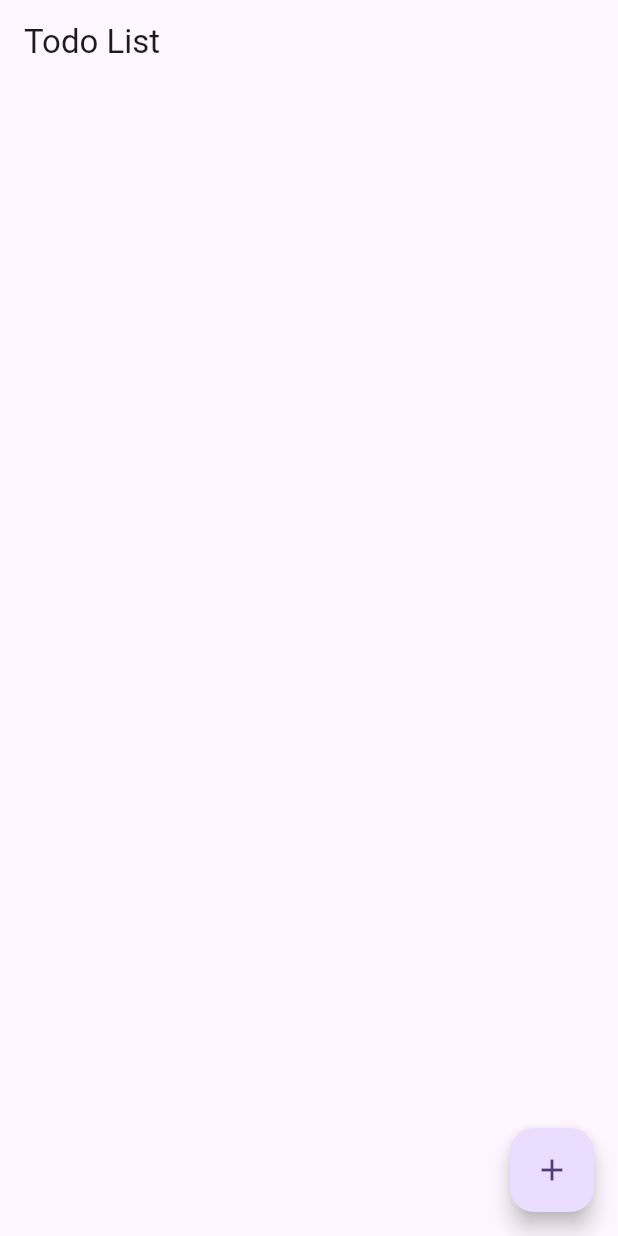
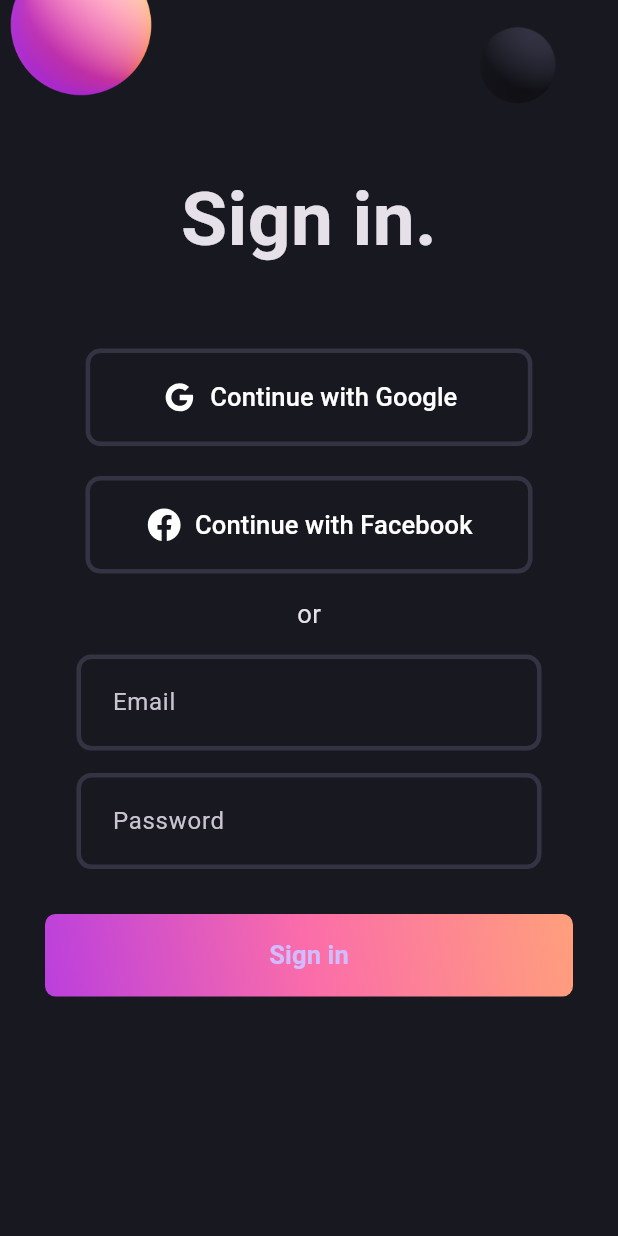
Before and after one commit to Schumipres/note_app, a Flutter app: the screen it shows after launch, on a phone screen of 412 x 824 dp. Run offline on Flutter 3.47's test engine with Material 3 defaults, Android fonts, the phone set to English and light mode, and no system bars; our stand-ins replace flutter_bloc, flutter_svg.

Commit message:
init login part

```diff
--- /dev/null
+++ b/devtools_options.yaml
@@ -0,0 +1 @@
+extensions:
--- /dev/null
+++ b/lib/bloc/auth_bloc.dart
@@ -0,0 +1,68 @@
+import 'package:flutter/material.dart';
+import 'package:flutter_bloc/flutter_bloc.dart';
+
+part 'auth_event.dart';
+part 'auth_state.dart';
+
+class AuthBloc extends Bloc<AuthEvent, AuthState> {
+  AuthBloc() : super(AuthInitial()) {
+    on<AuthLoginRequested>(_onAuthLoginRequested);
+    on<AuthLogoutRequested>(_onAuthLogoutRequested);
+  }
+
+  // @override
+  // void onChange(Change<AuthState> change) {
+  //   super.onChange(change);
+  //   print('AuthBloc - Change - $change');
+  // }
+
+  // @override
+  // void onTransition(Transition<AuthEvent, AuthState> transition) {
+  //   super.onTransition(transition);
+  //   print('AuthBloc - Transition - $transition');
+  // }
+
+  void _onAuthLoginRequested(
+      AuthLoginRequested event, Emitter<AuthState> emit) async {
+    emit(AuthLoading());
+    try {
+      final email = event.email;
+      final password = event.password;
+
+      // Email validation using regex
+      final emailRegex = RegExp(r'^[\w-\.]+@([\w-]+\.)+[\w-]{2,4}$');
+      if (!emailRegex.hasMatch(email)) {
+        emit(AuthFailure(error: 'Invalid email address.'));
+        return;
+      }
+      // Password validation
+      if (password.length < 6) {
+        emit(
+            AuthFailure(error: 'Password must be at least 6 characters long.'));
+        return;
+      }
+
+      // Simulate network request
+      await Future.delayed(const Duration(seconds: 1), () {
+        emit(AuthSuccess(uid: '$email-$password'));
+        return;
+      });
+    } catch (e) {
+      emit(AuthFailure(error: e.toString()));
+    }
+  }
+
+  void _onAuthLogoutRequested(
+      AuthLogoutRequested event, Emitter<AuthState> emit) async {
+    emit(AuthLoading());
+    try {
+      // Simulate network request
+      await Future.delayed(const Duration(seconds: 1), () {
+        emit(AuthInitial());
+        return;
+      });
+    } catch (e) {
+      emit(AuthFailure(error: e.toString()));
+    }
+  }
+}
--- /dev/null
+++ b/lib/bloc/auth_event.dart
@@ -0,0 +1,13 @@
+part of 'auth_bloc.dart';
+
+@immutable
+sealed class AuthEvent {}
+
+final class AuthLoginRequested extends AuthEvent {
+  final String email;
+  final String password;
+
+  AuthLoginRequested({required this.email, required this.password});
+}
+
+final class AuthLogoutRequested extends AuthEvent {}
--- /dev/null
+++ b/lib/bloc/auth_state.dart
@@ -0,0 +1,22 @@
+part of 'auth_bloc.dart';
+
+@immutable
+sealed class AuthState {}
+
+final class AuthInitial extends AuthState {}
+
+final class AuthSuccess extends AuthState {
+  // could be a model class
+  final String uid;
+
+  AuthSuccess({required this.uid});
+}
+
+final class AuthFailure extends AuthState {
+  final String error;
+
+  AuthFailure({required this.error});
+}
+
+
+final class AuthLoading extends AuthState {}
--- a/lib/cubit/todo_cubit.dart
+++ /dev/null
@@ -1,33 +0,0 @@
-
-import 'package:flutter_bloc/flutter_bloc.dart';
-import 'package:todo_app/models/todo_model.dart';
-
-class TodoCubit extends Cubit<List<Todo>> {
-  TodoCubit() : super([]);
-
-  void addTodo(String name) {
-    if (name.isEmpty) {
-      addError('Name is empty');
-      return;
-    }
-    final todo = Todo(
-      name: name,
-      createdTime: DateTime.now(),
-    );
-    emit([...state, todo]);
-  }
-
-  // onChange method is called whenever the state of the cubit changes
-  @override
-  void onChange(Change<List<Todo>> change) {
-    super.onChange(change);
-    print('TodoCubit - $change');
-  }
-
-  // onError method is called whenever an error is thrown within the cubit
-  @override
-  void onError(Object error, StackTrace stackTrace) {
-    super.onError(error, stackTrace);
-    print('TodoCubit - $error');
-  }
-}
--- /dev/null
+++ b/lib/login_screen.dart
@@ -0,0 +1,107 @@
+import 'package:flutter/material.dart';
+import 'package:flutter_bloc/flutter_bloc.dart';
+import 'package:todo_app/bloc/auth_bloc.dart';
+import 'package:todo_app/widgets/gradient_button.dart';
+import 'package:todo_app/widgets/login_field.dart';
+import 'package:todo_app/widgets/social_button.dart';
+
+class LoginScreen extends StatefulWidget {
+  const LoginScreen({Key? key}) : super(key: key);
+
+  @override
+  State<LoginScreen> createState() => _LoginScreenState();
+}
+
+class _LoginScreenState extends State<LoginScreen> {
+  final emailController = TextEditingController();
+  final passwordController = TextEditingController();
+
+  @override
+  Widget build(BuildContext context) {
+    return Scaffold(
+      body: BlocConsumer<AuthBloc, AuthState>(
+        listener: (context, state) {
+          if (state is AuthSuccess) {
+            Navigator.of(context).pushReplacementNamed('/home');
+          } else if (state is AuthFailure) {
+            ScaffoldMessenger.of(context).showSnackBar(
+              SnackBar(
+                content: Text(state.error),
+              ),
+            );
+          }
+        },
+        builder: (context, state) {
+          if (state is AuthLoading) {
+            return const Center(
+              child: CircularProgressIndicator(),
+            );
+          }
+          return Column(
+            // mainAxisAlignment: MainAxisAlignment.spaceBetween,
+            children: [
+              Column(
+                children: [
+                  Image.asset('assets/images/signin_balls.png'),
+                ],
+              ),
+              Center(
+                child: Padding(
+                  padding: const EdgeInsets.only(left: 30.0, right: 30.0),
+                  child: Column(
+                    mainAxisAlignment: MainAxisAlignment.end,
+                    children: [
+                      const Text(
+                        'Sign in.',
+                        style: TextStyle(
+                          fontWeight: FontWeight.bold,
+                          fontSize: 50,
+                        ),
+                      ),
+                      const SizedBox(height: 50),
+                      const SocialButton(
+                          iconPath: 'assets/svgs/g_logo.svg',
+                          label: 'Continue with Google'),
+                      const SizedBox(height: 20),
+                      const SocialButton(
+                        iconPath: 'assets/svgs/f_logo.svg',
+                        label: 'Continue with Facebook',
+                        horizontalPadding: 40,
+                      ),
+                      const SizedBox(height: 15),
+                      const Text(
+                        'or',
+                        style: TextStyle(
+                          fontSize: 17,
+                        ),
+                      ),
+                      const SizedBox(height: 15),
+                      LoginField(
+                        hintText: 'Email',
+                        controller: emailController,
+                      ),
+                      const SizedBox(height: 15),
+                      LoginField(
+                        hintText: 'Password',
+                        controller: passwordController,
+                      ),
+                      const SizedBox(height: 30),
+                      GradientButton(
+                        onPressed: () {
+                          context.read<AuthBloc>().add(AuthLoginRequested(
+                                email: emailController.text.trim(),
+                                password: passwordController.text.trim(),
+                              ));
+                        },
+                      ),
+                    ],
+                  ),
+                ),
+              ),
+            ],
+          );
+        },
+      ),
+    );
+  }
+}
--- a/lib/main.dart
+++ b/lib/main.dart
@@ -1,10 +1,13 @@
 import 'package:flutter/material.dart';
 import 'package:flutter_bloc/flutter_bloc.dart';
-import 'package:todo_app/add_todo_page.dart';
-import 'package:todo_app/cubit/todo_cubit.dart';
-import 'package:todo_app/todo_list.dart';
+import 'package:todo_app/app_bloc_observer.dart';
+import 'package:todo_app/bloc/auth_bloc.dart';
+import 'package:todo_app/home_screen.dart';
+import 'package:todo_app/login_screen.dart';
+import 'package:todo_app/palette.dart';
 
 void main() {
+  Bloc.observer = AppBlocObeserver();
   runApp(const MyApp());
 }
 
@@ -14,17 +17,17 @@ class MyApp extends StatelessWidget {
   @override
   Widget build(BuildContext context) {
     return BlocProvider(
-      create: (context) => TodoCubit(),
+      create: (context) => AuthBloc(),
       child: MaterialApp(
+        debugShowCheckedModeBanner: false,
         title: 'Flutter Demo',
-        theme: ThemeData(
-          colorScheme: ColorScheme.fromSeed(seedColor: Colors.deepPurple),
-          useMaterial3: true,
+        theme: ThemeData.dark().copyWith(
+          scaffoldBackgroundColor: Pallete.backgroundColor,
         ),
-        initialRoute: '/',
+        home: const LoginScreen(),
         routes: {
-          '/': (_) => const TodoList(),
-          '/add-todo': (_) => const AddTodoPage(),
+          '/login': (context) => const LoginScreen(),
+          '/home': (context) => const HomeScreen(),
         },
       ),
     );
--- a/lib/models/todo_model.dart
+++ /dev/null
@@ -1,12 +0,0 @@
-class Todo {
-  final String name;
-  final DateTime createdTime;
-
-  Todo({required this.name, required this.createdTime});
-
-  @override
-  String toString() {
-    return 'Todo{name: $name, createdTime: $createdTime}';
-  }
-
-}
--- /dev/null
+++ b/lib/palette.dart
@@ -0,0 +1,10 @@
+import 'package:flutter/material.dart';
+
+class Pallete {
+  static const Color backgroundColor = Color.fromRGBO(24, 24, 32, 1);
+  static const Color gradient1 = Color.fromRGBO(187, 63, 221, 1);
+  static const Color gradient2 = Color.fromRGBO(251, 109, 169, 1);
+  static const Color gradient3 = Color.fromRGBO(255, 159, 124, 1);
+  static const Color borderColor = Color.fromRGBO(52, 51, 67, 1);
+  static const Color whiteColor = Colors.white;
+}
--- a/lib/todo_list.dart
+++ /dev/null
@@ -1,38 +0,0 @@
-import 'package:flutter/material.dart';
-import 'package:flutter_bloc/flutter_bloc.dart';
-import 'package:todo_app/cubit/todo_cubit.dart';
-import 'package:todo_app/models/todo_model.dart';
-
-class TodoList extends StatelessWidget {
-  const TodoList({super.key});
-
-  @override
-  Widget build(BuildContext context) {
-    return Scaffold(
-      appBar: AppBar(
-        title: const Text('Todo List'),
-      ),
-      body: BlocBuilder<TodoCubit, List<Todo>>(
-        builder: (context, state) {
-          return ListView.builder(
-            itemCount: state.length,
-            itemBuilder: (context, index) {
-              final todo = state[index];
-              return ListTile(
-                title: Text(todo.name),
-                subtitle: Text(todo.createdTime.toString()),
-              );
-            },
-          );
-        },
-      ),
-      floatingActionButton: FloatingActionButton(
-        onPressed: () {
-          Navigator.pushNamed(context, '/add-todo');
-        },
-        tooltip: 'Add Todo',
-        child: const Icon(Icons.add),
-      ),
-    );
-  }
-}
--- /dev/null
+++ b/lib/widgets/gradient_button.dart
@@ -0,0 +1,42 @@
+import 'package:flutter/material.dart';
+import 'package:todo_app/palette.dart';
+
+class GradientButton extends StatelessWidget {
+  final VoidCallback onPressed;
+  final String text;
+
+  const GradientButton({super.key, required this.onPressed, this.text = 'Sign in'});
+
+  @override
+  Widget build(BuildContext context) {
+    return Container(
+      decoration: BoxDecoration(
+        gradient: const LinearGradient(
+          colors: [
+            Pallete.gradient1,
+            Pallete.gradient2,
+            Pallete.gradient3,
+          ],
+          begin: Alignment.bottomLeft,
+          end: Alignment.topRight,
+        ),
+        borderRadius: BorderRadius.circular(7),
+      ),
+      child: ElevatedButton(
+        onPressed: onPressed,
+        style: ElevatedButton.styleFrom(
+          fixedSize: const Size(395, 55),
+          backgroundColor: Colors.transparent,
+          shadowColor: Colors.transparent,
+        ),
+        child: Text(
+          text,
+          style: const TextStyle(
+            fontWeight: FontWeight.w600,
+            fontSize: 17,
+          ),
+        ),
+      ),
+    );
+  }
+}
--- /dev/null
+++ b/lib/widgets/login_field.dart
@@ -0,0 +1,42 @@
+import 'package:flutter/material.dart';
+import 'package:todo_app/palette.dart';
+
+class LoginField extends StatelessWidget {
+  final String hintText;
+  final TextEditingController controller;
+  const LoginField({
+    Key? key,
+    required this.hintText,
+    required this.controller,
+  }) : super(key: key);
+
+  @override
+  Widget build(BuildContext context) {
+    return ConstrainedBox(
+      constraints: const BoxConstraints(
+        maxWidth: 310,
+      ),
+      child: TextFormField(
+        controller: controller,
+        decoration: InputDecoration(
+          contentPadding: const EdgeInsets.all(20),
+          enabledBorder: OutlineInputBorder(
+            borderSide: const BorderSide(
+              color: Pallete.borderColor,
+              width: 3,
+            ),
+            borderRadius: BorderRadius.circular(10),
+          ),
+          focusedBorder: OutlineInputBorder(
+            borderSide: const BorderSide(
+              color: Pallete.gradient2,
+              width: 3,
+            ),
+            borderRadius: BorderRadius.circular(10),
+          ),
+          hintText: hintText,
+        ),
+      ),
+    );
+  }
+}
--- /dev/null
+++ b/lib/widgets/social_button.dart
@@ -0,0 +1,44 @@
+import 'package:flutter/material.dart';
+import 'package:flutter_svg/flutter_svg.dart';
+import 'package:todo_app/palette.dart';
+
+class SocialButton extends StatelessWidget {
+  final String iconPath;
+  final String label;
+  final double horizontalPadding;
+  const SocialButton({
+    super.key,
+    required this.iconPath,
+    required this.label,
+    this.horizontalPadding = 50,
+  });
+
+  @override
+  Widget build(BuildContext context) {
+    return TextButton.icon(
+      onPressed: () {},
+      icon: SvgPicture.asset(
+        iconPath,
+        width: 25,
+        color: Pallete.whiteColor,
+      ),
+      label: Text(
+        label,
+        style: const TextStyle(
+          color: Pallete.whiteColor,
+          fontSize: 17,
+        ),
+      ),
+      style: TextButton.styleFrom(
+        padding: EdgeInsets.symmetric(vertical: 20, horizontal: horizontalPadding),
+        shape: RoundedRectangleBorder(
+          side: const BorderSide(
+            color: Pallete.borderColor,
+            width: 3,
+          ),
+          borderRadius: BorderRadius.circular(10),
+        ),
+      ),
+    );
+  }
+}
--- a/pubspec.yaml
+++ b/pubspec.yaml
@@ -36,6 +36,7 @@ dependencies:
   # Use with the CupertinoIcons class for iOS style icons.
   cupertino_icons: ^1.0.6
   flutter_bloc: ^8.1.5
+  flutter_svg: ^2.0.10+1
 
 dev_dependencies:
   flutter_test:
@@ -58,6 +59,10 @@ flutter:
   # included with your application, so that you can use the icons in
   # the material Icons class.
   uses-material-design: true
+
+  assets:
+    - assets/images/
+    - assets/svgs/
 
   # To add assets to your application, add an assets section, like this:
   # assets:
```
Also changed, not shown: lib/add_todo_page.dart (deleted, +0 -41 lines), lib/app_bloc_observer.dart (added, +17 -0 lines), lib/home_screen.dart (added, +48 -0 lines), assets/images/signin_balls.png (added), assets/svgs/f_logo.svg (added), assets/svgs/g_logo.svg (added), pubspec.lock.
